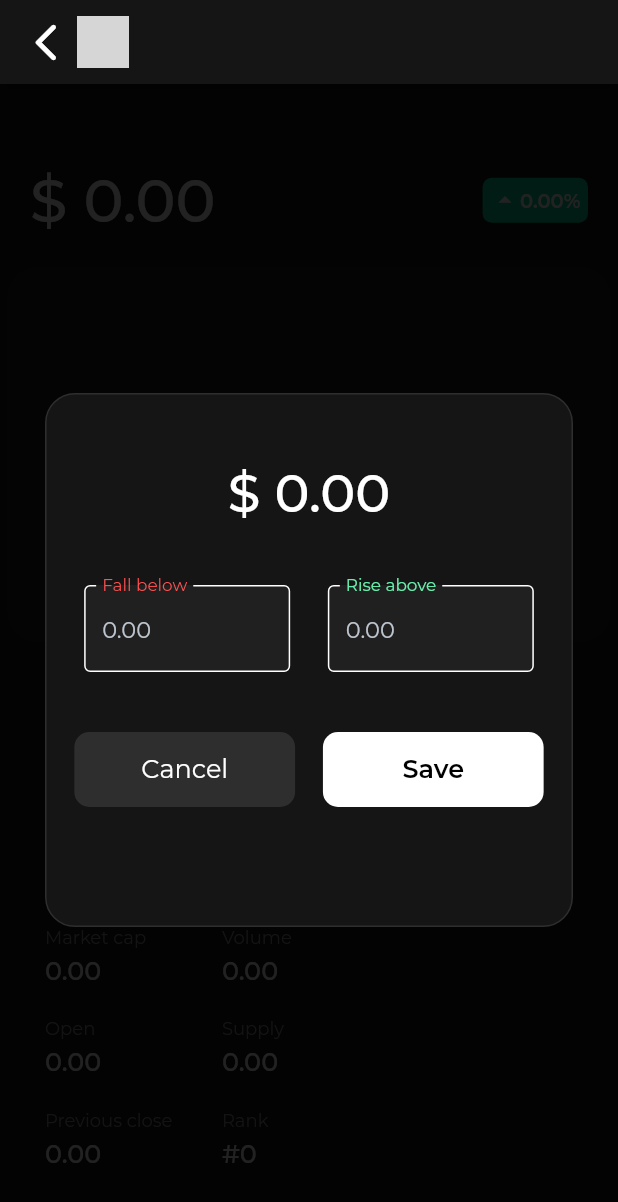
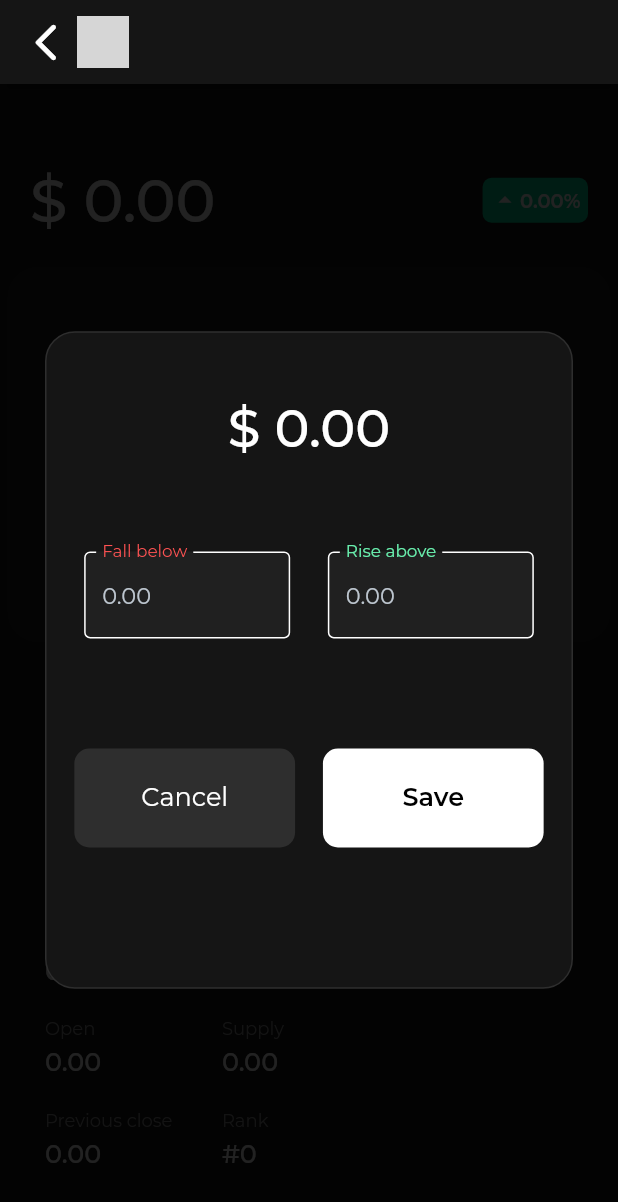
Before and after one commit to Raunak-Taabish/crypto_alert, a Flutter app: the View_Crypto screen opened directly with empty values, after a tap on "Add Alert", on a phone screen of 412 x 824 dp. Shown: the top 1202 px of the screen. Run offline on Flutter 3.47's test engine with Material 2 defaults, Android fonts, the phone set to English and light mode, and no system bars; our stand-ins replace animated_splash_screen, cloud_firestore, firebase_auth, firebase_core, firebase_database, flutter_bounce and 6 more; missing offline and left inert: workmanager; accounts and stored records are empty; network calls fail; grey boxes are pictures that could not be loaded.

Commit message:
added button in alerts section n minor ui change

```diff
--- a/lib/screens/home.dart
+++ b/lib/screens/home.dart
@@ -812,7 +812,13 @@ class _HomeState extends State<Home> {
                                                   style: TextStyle(
                                                       color: Colors.grey)),
                                               TextButton(
-                                                  onPressed: () {},
+                                                  onPressed: () {
+                                                    setState(() {
+                                                      pageIndex = 0;
+                                                      onTabTapped(0);
+                                                      // print(index);
+                                                    });
+                                                  },
                                                   child: Text(
                                                       "Add some crypto +",
                                                       style: TextStyle(
--- a/lib/screens/view_crypto/view_crypto.dart
+++ b/lib/screens/view_crypto/view_crypto.dart
@@ -926,7 +926,8 @@ class _ViewCrypto_State extends State<View_Crypto> {
     // showDialog(
     //     context: context,
     //     builder: (BuildContext context) {
-    double size = MediaQuery.of(context).size.width;
+    double mediaHeight = MediaQuery.of(context).size.height;
+    double mediaWidth = MediaQuery.of(context).size.width;
     return Container(
         color: Colors.black87,
         // height: MediaQuery.of(context).size.height,
@@ -934,8 +935,8 @@ class _ViewCrypto_State extends State<View_Crypto> {
         child: Center(
             child: AnimatedContainer(
                 duration: Duration(milliseconds: 300),
-                margin:
-                    EdgeInsets.symmetric(horizontal: 30, vertical: size * 0.5),
+                margin: EdgeInsets.symmetric(
+                    horizontal: 30, vertical: mediaHeight * 0.2),
                 decoration: BoxDecoration(
                   border: Border.all(
                     color: Color(0xFF2E2E2E),
@@ -967,7 +968,7 @@ class _ViewCrypto_State extends State<View_Crypto> {
                         margin: EdgeInsets.only(top: 10),
                         color: Colors.transparent,
                         //width: MediaQuery.of(context).size.width / 1.4,
-                        //height: MediaQuery.of(context).size.height * 0.1,
+                        height: MediaQuery.of(context).size.height * 0.15,
                         child: Column(
                           crossAxisAlignment: CrossAxisAlignment.center,
                           //mainAxisAlignment:MainAxisAlignment.spaceEvenly,
@@ -980,10 +981,10 @@ class _ViewCrypto_State extends State<View_Crypto> {
                                   fontFamily: 'Montserrat',
                                   fontWeight: FontWeight.w400),
                             ),
-                            Container(
-                              margin: EdgeInsets.fromLTRB(0, 10, 0, 20),
-                              //alignment: Alignment.centerLeft,
-                              child: Text(
+                            SizedBox(
+                              height: mediaHeight * 0.01,
+                            ),
+                            Text(
                               '\$ ' +
                                   '${widget.cryptoprice.toStringAsFixed(2)}',
                               style: const TextStyle(
@@ -992,22 +993,19 @@ class _ViewCrypto_State extends State<View_Crypto> {
                                   fontSize: 35,
                                   fontWeight: FontWeight.w500),
                             ),
+                            SizedBox(
+                              height: mediaHeight * 0.01,
                             ),
                           ],
                         ),
                       ),
                       Container(
+                        height: mediaHeight * 0.1,
                         child: Row(
                           mainAxisAlignment: MainAxisAlignment.spaceEvenly,
                           children: [
                             Container(
-                              margin: EdgeInsets.symmetric(
-                                  horizontal: 0, vertical: 20),
-                              child: Column(
-                                children: [
-                                  Container(
-                                    width:
-                                        MediaQuery.of(context).size.width / 3,
+                              width: mediaWidth / 3,
                               // margin: EdgeInsets.only(bottom: 10),
                               child: TextField(
                                 onChanged: (value) {
@@ -1015,8 +1013,7 @@ class _ViewCrypto_State extends State<View_Crypto> {
                                   print(fallBelowtext);
                                 },
                                 style: TextStyle(
-                                          fontSize: 15.0,
-                                          color: Color(0xFFbdc6cf)),
+                                    fontSize: 15.0, color: Color(0xFFbdc6cf)),
                                 controller: _controllerFB,
                                 decoration: InputDecoration(
                                   filled: true,
@@ -1025,25 +1022,16 @@ class _ViewCrypto_State extends State<View_Crypto> {
                                   labelStyle:
                                       TextStyle(color: Colors.redAccent),
                                   focusedBorder: OutlineInputBorder(
-                                          borderSide:
-                                              BorderSide(color: Colors.white),
+                                    borderSide: BorderSide(color: Colors.white),
                                   ),
                                   enabledBorder: OutlineInputBorder(
-                                          borderSide:
-                                              BorderSide(color: Colors.white),
+                                    borderSide: BorderSide(color: Colors.white),
                                   ),
                                 ),
                               ),
                             ),
-                                ],
-                              ),
-                            ),
                             Container(
-                              child: Column(
-                                children: [
-                                  Container(
-                                    width:
-                                        MediaQuery.of(context).size.width / 3,
+                              width: mediaWidth / 3,
                               // margin: EdgeInsets.only(bottom: 10),
                               // decoration: BoxDecoration(
                               //     border: Border.all(
@@ -1056,23 +1044,20 @@ class _ViewCrypto_State extends State<View_Crypto> {
                                   print(riseAbovetext);
                                 },
                                 style: TextStyle(
-                                          fontSize: 15.0,
-                                          color: Color(0xFFbdc6cf)),
+                                    fontSize: 15.0, color: Color(0xFFbdc6cf)),
                                 controller: _controllerRA,
                                 decoration: InputDecoration(
                                   filled: true,
                                   fillColor: Color(0xFF202020),
                                   labelText: "Rise above",
                                   //hintText: widget.cryptoprice.toString(),
-                                        labelStyle: TextStyle(
-                                            color: Colors.greenAccent),
+                                  labelStyle:
+                                      TextStyle(color: Colors.greenAccent),
                                   focusedBorder: OutlineInputBorder(
-                                          borderSide:
-                                              BorderSide(color: Colors.white),
+                                    borderSide: BorderSide(color: Colors.white),
                                   ),
                                   enabledBorder: OutlineInputBorder(
-                                          borderSide:
-                                              BorderSide(color: Colors.white),
+                                    borderSide: BorderSide(color: Colors.white),
                                   ),
                                 ),
                               ),
@@ -1080,9 +1065,7 @@ class _ViewCrypto_State extends State<View_Crypto> {
                           ],
                         ),
                       ),
-                          ],
-                        ),
-                      ),
+                      SizedBox(height: mediaHeight * 0.05),
                       Container(
                         margin: EdgeInsets.fromLTRB(0, 20, 0, 0),
                         child: Row(
@@ -1099,7 +1082,7 @@ class _ViewCrypto_State extends State<View_Crypto> {
                                     alignment: Alignment.center,
                                     width:
                                         MediaQuery.of(context).size.width / 2.8,
-                                    height: 50,
+                                    height: mediaHeight * 0.08,
                                     decoration: BoxDecoration(
                                         color: Color(0xFF2E2E2E),
                                         borderRadius:
@@ -1127,7 +1110,7 @@ class _ViewCrypto_State extends State<View_Crypto> {
                                     alignment: Alignment.center,
                                     width:
                                         MediaQuery.of(context).size.width / 2.8,
-                                    height: 50,
+                                    height: mediaHeight * 0.08,
                                     child: Text('Save',
                                         style: TextStyle(
                                             color: Colors.black,
--- a/pubspec.yaml
+++ b/pubspec.yaml
@@ -27,6 +27,8 @@ environment:
 # the latest version available on pub.dev. To see which dependencies have newer
 # versions available, run `flutter pub outdated`.
 dependencies:
+  animated_splash_screen: ^1.2.0
+  cloud_firestore: ^3.1.10
   cupertino_icons: ^1.0.2
   firebase_auth: ^3.0.2
   firebase_core: ^1.5.0
@@ -80,7 +82,6 @@ flutter:
         - asset: fonts/Montserrat-Regular.ttf
         - asset: fonts/Montserrat-SemiBold.ttf
         - asset: fonts/Montserrat-Medium.ttf
-
   #   - family: Trajan Pro
   #     fonts:
   #       - asset: fonts/TrajanPro.ttf
```
Also changed, not shown: pubspec.lock. Lines whose indentation alone changed are shown as unchanged.
